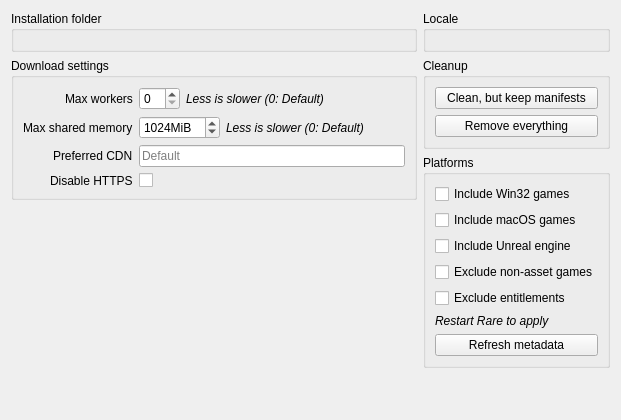
First picture: the form in rare/ui/components/tabs/settings/legendary.ui, repository RareDevs/Rare, before the edit.
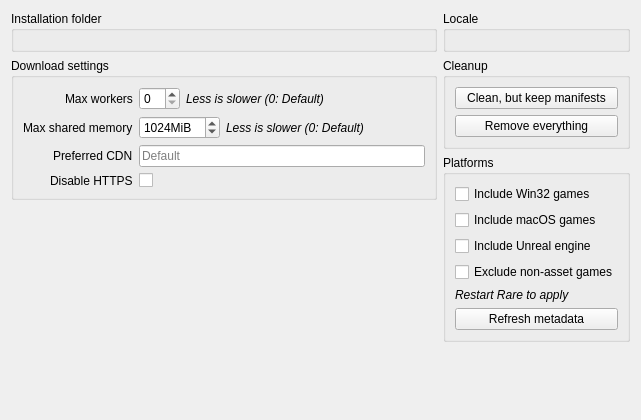
Second picture: the form after the edit.

Commit message: LegendarySettings: remove entitlements UI elements

What changed in the file:
```diff
--- a/rare/ui/components/tabs/settings/legendary.ui
+++ b/rare/ui/components/tabs/settings/legendary.ui
@@ -6,7 +6,7 @@
    <rect>
     <x>0</x>
     <y>0</y>
-    <width>621</width>
+    <width>641</width>
     <height>420</height>
    </rect>
   </property>
@@ -265,18 +265,6 @@
           </property>
          </widget>
         </item>
-        <item>
-         <widget class="QCheckBox" name="exclude_entitlements_check">
-          <property name="toolTip">
-           <string>Do not load entitlement data (i.e game's date of purchase) on start-up.
-
-Disabling this greatly improves start-up time, but some library filters may not work.</string>
-          </property>
-          <property name="text">
-           <string>Exclude entitlements</string>
-          </property>
-         </widget>
-        </item>
         <item>
          <widget class="QLabel" name="metadata_info">
           <property name="font">
```
The commit also changes 3 other files.
